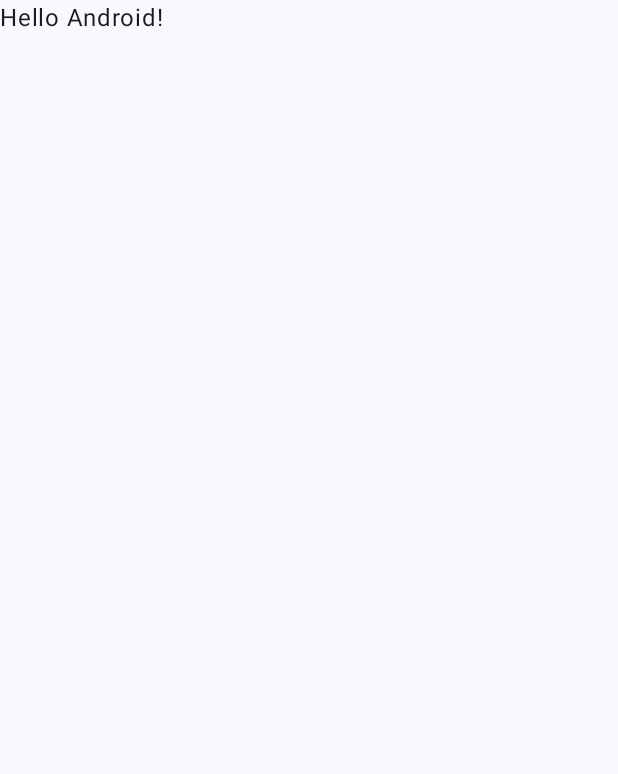
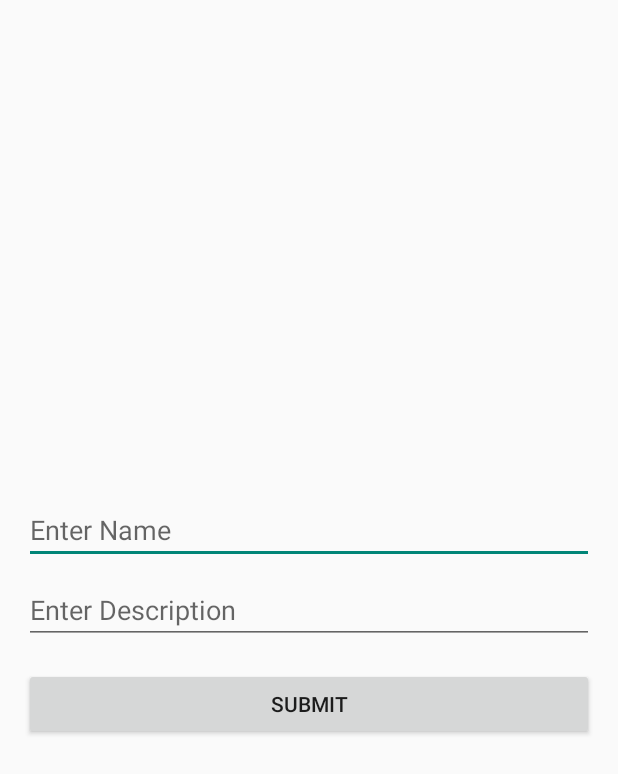
Before and after one commit to Androbhi/testing, an Android app built with Jetpack Compose: the screen it shows after launch (MainActivity), on a phone screen of 412 x 824 dp. Before the commit the part shown is almost empty. Shown: the top 774 px of the screen. Run offline under Robolectric (Android 15) with nearby library versions, the phone set to English and light mode, and no system bars.

Commit message:
espresso test done

```diff
--- a/app/build.gradle.kts
+++ b/app/build.gradle.kts
@@ -63,8 +63,11 @@ dependencies {
     testImplementation("junit:junit:4.12")
     androidTestImplementation(libs.androidx.junit)
     androidTestImplementation(libs.androidx.espresso.core)
+    androidTestImplementation(libs.androidx.espresso.intents)
     androidTestImplementation(platform(libs.androidx.compose.bom))
     androidTestImplementation(libs.androidx.ui.test.junit4)
     debugImplementation(libs.androidx.ui.tooling)
     debugImplementation(libs.androidx.ui.test.manifest)
+    androidTestImplementation(libs.androidx.junit.v114rc01)
+    androidTestImplementation(libs.androidx.junit.ktx)
 }
--- a/app/src/main/AndroidManifest.xml
+++ b/app/src/main/AndroidManifest.xml
@@ -23,6 +23,7 @@
                 <category android:name="android.intent.category.LAUNCHER" />
             </intent-filter>
         </activity>
+        <activity android:name=".DetailsActivity"/>
     </application>
 
 </manifest>
--- a/app/src/main/java/com/android/testing/MainActivity.kt
+++ b/app/src/main/java/com/android/testing/MainActivity.kt
@@ -1,47 +1,25 @@
 package com.android.testing
 
+import android.content.Intent
 import android.os.Bundle
+import android.widget.Button
+import android.widget.EditText
 import androidx.activity.ComponentActivity
-import androidx.activity.compose.setContent
-import androidx.activity.enableEdgeToEdge
-import androidx.compose.foundation.layout.fillMaxSize
-import androidx.compose.foundation.layout.padding
-import androidx.compose.material3.Scaffold
-import androidx.compose.material3.Text
-import androidx.compose.runtime.Composable
-import androidx.compose.ui.Modifier
-import androidx.compose.ui.tooling.preview.Preview
-import com.android.testing.ui.theme.TestingTheme
 
 class MainActivity : ComponentActivity() {
     override fun onCreate(savedInstanceState: Bundle?) {
         super.onCreate(savedInstanceState)
-        enableEdgeToEdge()
-        setContent {
-            TestingTheme {
-                Scaffold(modifier = Modifier.fillMaxSize()) { innerPadding ->
-                    Greeting(
-                        name = "Android",
-                        modifier = Modifier.padding(innerPadding)
-                    )
-                }
-            }
+        setContentView(R.layout.activity_main)
+
+        val btnSubmit = findViewById<Button>(R.id.btnSubmit)
+        val tvName = findViewById<EditText>(R.id.etName)
+        val tvDescription = findViewById<EditText>(R.id.etDescription)
+
+        btnSubmit.setOnClickListener {
+            val intent = Intent(this, DetailsActivity::class.java)
+            intent.putExtra("message", "${tvName.text} ${tvDescription.text}")
+            startActivity(intent)
         }
+
     }
 }
-
-@Composable
-fun Greeting(name: String, modifier: Modifier = Modifier) {
-    Text(
-        text = "Hello $name!",
-        modifier = modifier
-    )
-}
-
-@Preview(showBackground = true)
-@Composable
-fun GreetingPreview() {
-    TestingTheme {
-        Greeting("Android")
-    }
-}
--- /dev/null
+++ b/app/src/main/res/layout/activity_main.xml
@@ -0,0 +1,39 @@
+<?xml version="1.0" encoding="utf-8"?>
+<RelativeLayout xmlns:android="http://schemas.android.com/apk/res/android"
+
+    android:layout_width="match_parent"
+    android:layout_height="match_parent">
+
+    <LinearLayout
+        android:layout_width="match_parent"
+        android:layout_height="match_parent"
+        android:gravity="center_vertical"
+        android:orientation="vertical">
+
+        <EditText
+            android:id="@+id/etName"
+            android:layout_width="match_parent"
+            android:layout_height="wrap_content"
+            android:layout_marginHorizontal="16dp"
+            android:hint="Enter Name" />
+
+        <EditText
+            android:id="@+id/etDescription"
+            android:layout_width="match_parent"
+            android:layout_height="wrap_content"
+            android:layout_marginHorizontal="16dp"
+            android:layout_marginTop="8dp"
+            android:hint="Enter Description" />
+
+        <Button
+            android:id="@+id/btnSubmit"
+            android:layout_width="match_parent"
+            android:layout_height="wrap_content"
+            android:layout_marginHorizontal="16dp"
+            android:layout_marginTop="16dp"
+            android:text="Submit" />
+
+    </LinearLayout>
+
+
+</RelativeLayout>
--- a/gradle/libs.versions.toml
+++ b/gradle/libs.versions.toml
@@ -1,19 +1,24 @@
 [versions]
 agp = "8.4.0"
+androidxJunit = "1.1.4-rc01"
 kotlin = "1.9.0"
 coreKtx = "1.10.1"
 junit = "4.13.2"
 junitVersion = "1.1.5"
 espressoCore = "3.5.1"
+espressoIntents = "3.5.1"
 lifecycleRuntimeKtx = "2.6.1"
 activityCompose = "1.8.0"
 composeBom = "2023.08.00"
 
 [libraries]
 androidx-core-ktx = { group = "androidx.core", name = "core-ktx", version.ref = "coreKtx" }
+androidx-junit-ktx = { module = "androidx.test.ext:junit-ktx", version.ref = "androidxJunit" }
+androidx-junit-v114rc01 = { module = "androidx.test.ext:junit", version.ref = "androidxJunit" }
 junit = { group = "junit", name = "junit", version.ref = "junit" }
 androidx-junit = { group = "androidx.test.ext", name = "junit", version.ref = "junitVersion" }
 androidx-espresso-core = { group = "androidx.test.espresso", name = "espresso-core", version.ref = "espressoCore" }
+androidx-espresso-intents = { group = "androidx.test.espresso", name = "espresso-intents", version.ref = "espressoIntents" }
 androidx-lifecycle-runtime-ktx = { group = "androidx.lifecycle", name = "lifecycle-runtime-ktx", version.ref = "lifecycleRuntimeKtx" }
 androidx-activity-compose = { group = "androidx.activity", name = "activity-compose", version.ref = "activityCompose" }
 androidx-compose-bom = { group = "androidx.compose", name = "compose-bom", version.ref = "composeBom" }
```
Also changed, not shown: app/src/main/java/com/android/testing/DetailsActivity.kt (added, +17 -0 lines), app/src/main/res/layout/activity_details.xml (added, +23 -0 lines), 1 other file.
